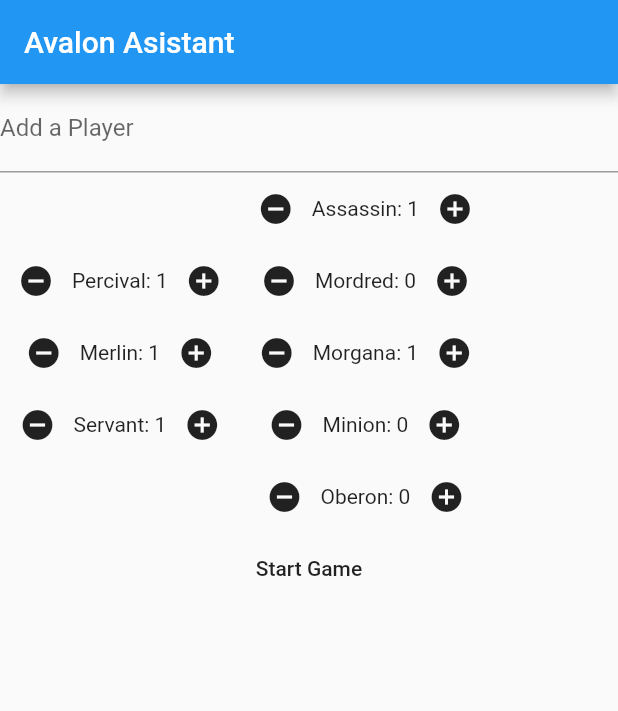
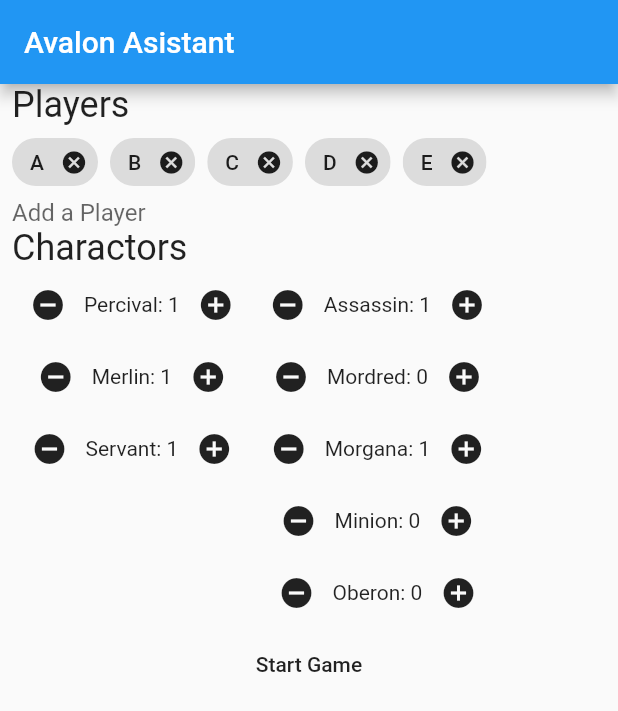
Before and after one commit to h-bar/Avalon-Assistant, a Flutter app: the screen it shows after launch, on a phone screen of 412 x 824 dp. Shown: the top 711 px of the screen. Run offline on Flutter 3.47's test engine with Material 2 defaults, Android fonts, the phone set to English and light mode, and no system bars.

Commit message:
old changes

```diff
--- a/lib/main.dart
+++ b/lib/main.dart
@@ -28,13 +28,13 @@ class AddPlayer extends StatefulWidget {
 }
 
 class _AddPlayerState extends State<AddPlayer> {
-  Set<String> players = {};
+  Set<String> players = {"A", "B", "C", "D", "E"};
   int nPlayers = 5;
   List identites = [];
   Map config = Avalon.getDefaultConfig(5);
   final _addPlayerController = TextEditingController();
 
-  bool addAPlayer(String name) {
+  bool addPlayer(String name) {
     bool addSuccess;
     setState(() {
       addSuccess = players.add(name);
@@ -43,6 +43,13 @@ class _AddPlayerState extends State<AddPlayer> {
     });
 
     return addSuccess;
+  }
+  void removePlayer(String name) {
+    setState(() {
+      players.remove(name);
+      nPlayers = max(players.length, 5);
+      config = Avalon.getDefaultConfig(nPlayers);
+    });
   }
 
   bool addCharactor(Charactor c) {
@@ -57,7 +64,6 @@ class _AddPlayerState extends State<AddPlayer> {
     });
     return true;
   }
-
   bool removeCharactor(Charactor c) {
     if (config['charactors'][c] <= 0) {
       return false;
@@ -69,27 +75,43 @@ class _AddPlayerState extends State<AddPlayer> {
     return true;
   }
 
-
-  Widget buildPlayerChips() {
-    List<Widget> playerChips = <Widget>[];
-    players.forEach((p) => playerChips.add(
-       InputChip(
-        label: Text(p),
-        onDeleted: () {
-          setState(() {
-            players.remove(p);
-            nPlayers = max(players.length, 5);
-            config = Avalon.getDefaultConfig(nPlayers);
-          });
-        })
-    ));
-    return Wrap(
-      crossAxisAlignment: WrapCrossAlignment.start,
-      children: playerChips
+  Widget playerPanel() {
+    return Column(
+      crossAxisAlignment: CrossAxisAlignment.start,
+      children: <Widget>[
+        Text(
+          "Players",
+          style: Theme.of(context)
+                  .textTheme
+                  .headline,
+        ),
+        Wrap(
+          spacing: 8,
+          children: players.map((String p) =>
+            InputChip(
+              label: Text(p),
+              // avatar: CircleAvatar(child: Text(p.substring(0, 1)),),
+              onDeleted: () => removePlayer(p),
+            )
+          ).toList()
+        ),
+        TextField(
+            controller: _addPlayerController,
+            decoration: InputDecoration.collapsed(hintText: "Add a Player"),
+            onSubmitted: (t) {
+              if (players.length >= 10) {
+                print("Maxium 10 players are allowed for this game");
+              } else if (!addPlayer(t)){
+                print("Please use different name for each player");
+              }
+              _addPlayerController.clear();
+            }
+          ),
+      ],
     );
   }
 
-  Widget buildConfigItem(Charactor c) {
+  Widget charactorItem(Charactor c) {
     String configText = Avalon.getName(c) + ": " + config['charactors'][c].toString();
     Text charactor = Text(Avalon.getName(c));
     Text number = Text(config['charactors'][c].toString());
@@ -116,40 +138,31 @@ class _AddPlayerState extends State<AddPlayer> {
       ]);
   }
 
-  Widget buildConfigPanel() {
-    List<Widget> goods = [], evils = [];
-    Avalon.allGood.forEach((c) {
-      goods.add(buildConfigItem(c));
-    });
-    Avalon.allEvil.forEach((c) {
-      evils.add(buildConfigItem(c));
-    });
-    return Row(
+  Widget charactorPanel() {
+    return Column(
+      crossAxisAlignment: CrossAxisAlignment.start,
       children: <Widget>[
-        Column(
-          children: goods,
+        Text(
+          "Charactors",
+          style: Theme.of(context)
+                  .textTheme
+                  .headline,
         ),
-        Column(
-          children: evils,
-        )
+        Row(
+          crossAxisAlignment: CrossAxisAlignment.start,
+          children: <Widget>[
+            Column(
+              mainAxisAlignment: MainAxisAlignment.start,
+              children: Avalon.allGood.map((c) => charactorItem(c)).toList(),
+            ),
+            Column(
+              mainAxisAlignment: MainAxisAlignment.start,
+              children: Avalon.allEvil.map((c) => charactorItem(c)).toList(),
+            )
+          ]
+        ),
+
       ],
-    );
-  }
-
-  Widget addPlayerBtn() {
-    return TextField(
-        controller: _addPlayerController,
-        decoration: InputDecoration(
-          labelText: 'Add a Player',
-        ),
-        onSubmitted: (t) {
-          if (players.length >= 10) {
-            print("Maxium 10 players are allowed for this game");
-          } else if (!addAPlayer(t)){
-            print("Please use different name for each player");
-          }
-          _addPlayerController.clear();
-        }
     );
   }
 
@@ -170,15 +183,17 @@ class _AddPlayerState extends State<AddPlayer> {
       appBar: AppBar(
         title: Text(widget.title),
       ),
-      body: Column(
+      body: Padding(
+        padding: EdgeInsets.symmetric(horizontal: 8),
+        child: Column(
           mainAxisAlignment: MainAxisAlignment.start,
           children: <Widget>[
-            buildPlayerChips(),
-            addPlayerBtn(),
-            buildConfigPanel(),
+            playerPanel(),
+            charactorPanel(),
             startGameBtn(),
           ],
         ),
+      ),
     );
   }
 }
```
